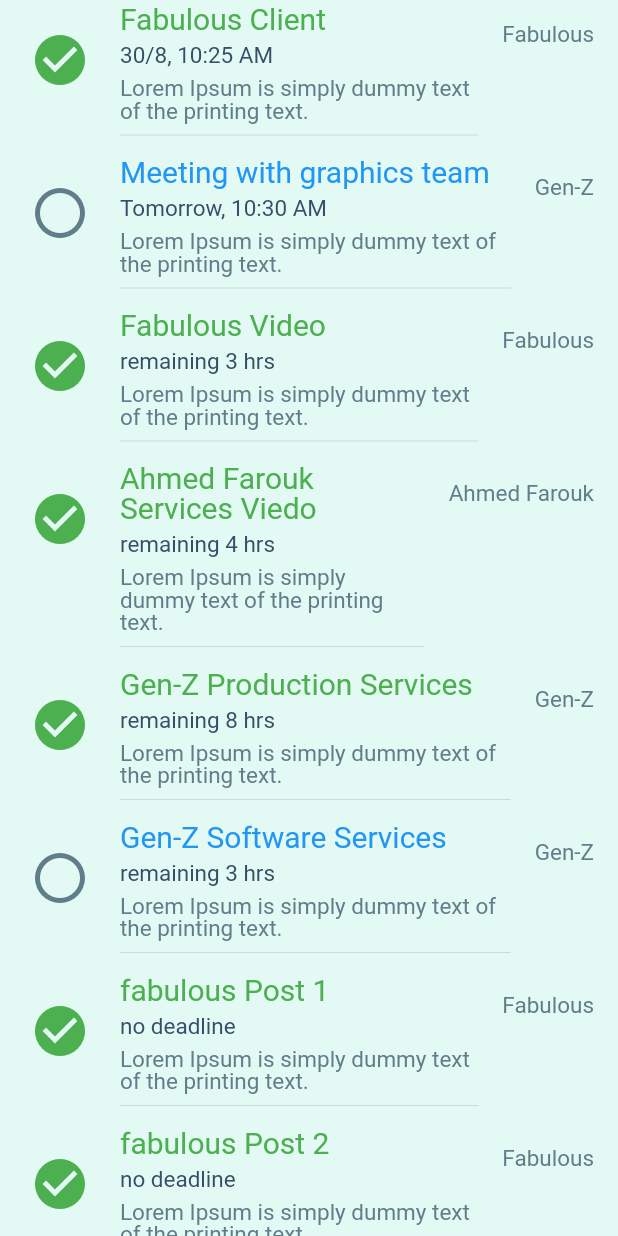
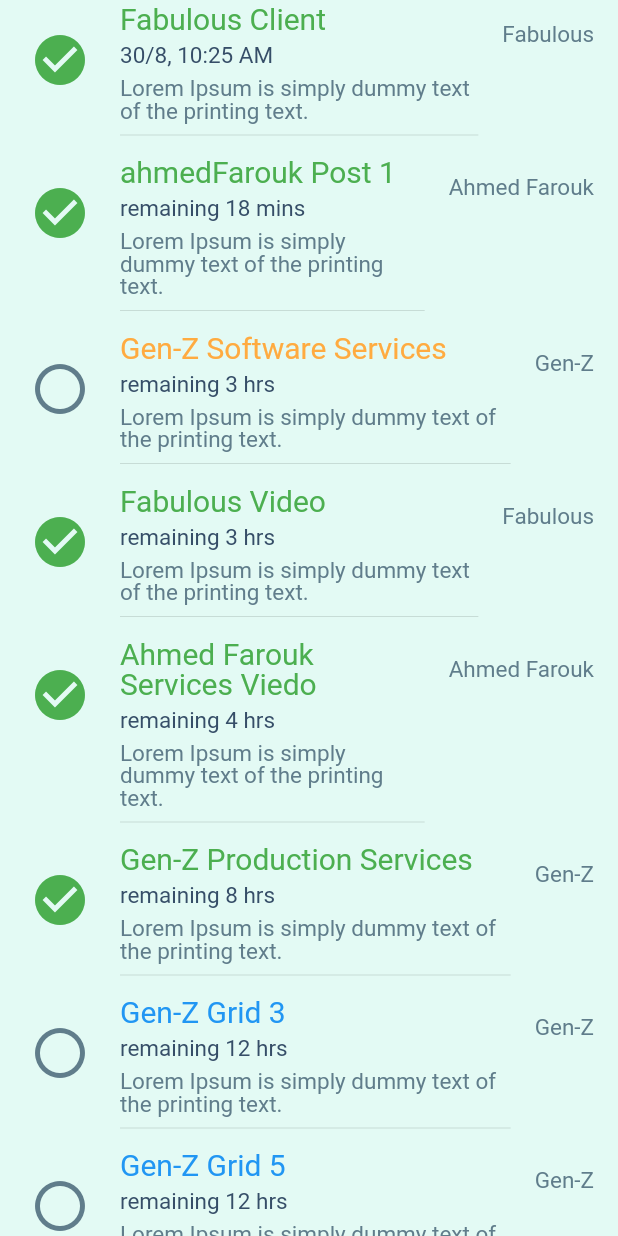
Before and after one commit to ahmedemasry/Task-Moderator, a Flutter app: the ListTasks widget shown alone on an empty page, opened directly, on a phone screen of 412 x 824 dp. Run offline on Flutter 3.47's test engine with Material 2 defaults, Android fonts, the phone set to English and light mode, and no system bars; our stand-ins replace bloc, flutter_bloc; missing offline and left inert: random_color; statements that could not run were skipped.

Commit message:
Tasks Sorting and deadline colors added

```diff
--- a/lib/controller/controller.dart
+++ b/lib/controller/controller.dart
@@ -46,6 +46,7 @@
     moustafa.addTask(Task(title: "Gen-Z Grid 3", client: genZ, deadline: DateTime.now().add(Duration(hours: 12,))));
     moustafa.addTask(Task(title: "Gen-Z Grid 4", client: genZ, deadline: DateTime.parse("2022-08-16T11:00:00.000Z")));
     moustafa.addTask(Task(title: "Gen-Z Grid 5", client: genZ, deadline: DateTime.now().add(Duration(hours: 12,))));
+//    moustafa.tasks.sort();
 
     print("TASKS:  ${getClientTasks(fabulous)}");
 
@@ -61,6 +62,7 @@
         _tasks.add(task);
       }
     }
+    _tasks.sort();
     return _tasks;
   }
   static Map<User, List<Task>> getUserTasksMap(){
--- a/lib/model/task.dart
+++ b/lib/model/task.dart
@@ -3,7 +3,7 @@
 
 import 'client.dart';
 
-class Task {
+class Task implements Comparable<Task>{
   final String _title;
   DateTime _deadline;
   final Client _client;
@@ -36,5 +36,15 @@
     _user = value;
   }
 
+  @override
+  int compareTo(Task other) {
+    // TODO: implement compareTo
+    if(this.deadline == null) return 1;
+    if(other.deadline == null) return -1;
+    if(this.deadline.isAfter(other.deadline)) return 1;
+    if(this.deadline.isBefore(other.deadline)) return -1;
+    return 0;
+  }
+
 
 }
--- a/lib/ui/widgets/list_tasks.dart
+++ b/lib/ui/widgets/list_tasks.dart
@@ -9,12 +9,14 @@
   final List<Task> tasks;
   final bool showUserName;
 
+
   const ListTasks(this.tasks, {Key key, this.showUserName}) : super(key: key);
 
-  static List<Widget> tasksListsTiles(List<Task> tasks, {bool showUserName}){
+  static List<Widget> tasksListsTiles(List<Task> tasks, {bool showUserName, bool doneTasksOnly}){
     List<Widget> tiles = List<Widget>();
     for(Task task in tasks){
-      tiles.add(TaskTile.withTask(task, showUserName: showUserName??false));
+      if(doneTasksOnly==null || task.done == doneTasksOnly)
+        tiles.add(TaskTile.withTask(task, showUserName: showUserName??false));
     }
     return tiles;
   }
--- a/lib/ui/widgets/task_tile.dart
+++ b/lib/ui/widgets/task_tile.dart
@@ -44,7 +44,7 @@
 //        color: Colors.green,
       title: TextInsideTaskCard(
         title,
-        color: task.done ? Colors.green : Colors.blue,size: TaskTitleSize,
+        color: task.done ? Colors.green : getDeadlineColor(task.deadline) ,size: TaskTitleSize,
       ),
       //Text(title,style: TextStyle(color: task.done?Colors.green:Colors.blue),),
       leading: IconButton(padding: EdgeInsets.all(0),iconSize: iconsSize,icon: Icon(task.done?Icons.check_circle:Icons.radio_button_unchecked), color: (task.done)?Colors.green:Colors.blueGrey, onPressed: () {  },),
@@ -100,4 +100,21 @@
     String h = "${deadline.hour}:${deadline.minute}";
     return "$d/$m$y, $hourMinForm";
   }
+
+  Color getDeadlineColor(DateTime deadline) {
+    DateTime now = DateTime.now();
+    if(deadline == null) return Colors.blue;
+    if(deadline.isBefore(now)) return Colors.pink;
+    if(now.year == deadline.year && now.month == deadline.month){
+      if(now.day == deadline.day) {
+        if(deadline.hour - now.hour <= 1){
+          return Colors.deepOrange;
+        }
+        else if (deadline.hour - now.hour <= 4){
+          return Colors.orangeAccent;
+        }
+      }
+    }
+      return Colors.blue;
+  }
 }
```
Also changed, not shown: lib/ui/screens/home_screen.dart (+10 -1 lines), 1 other file.
